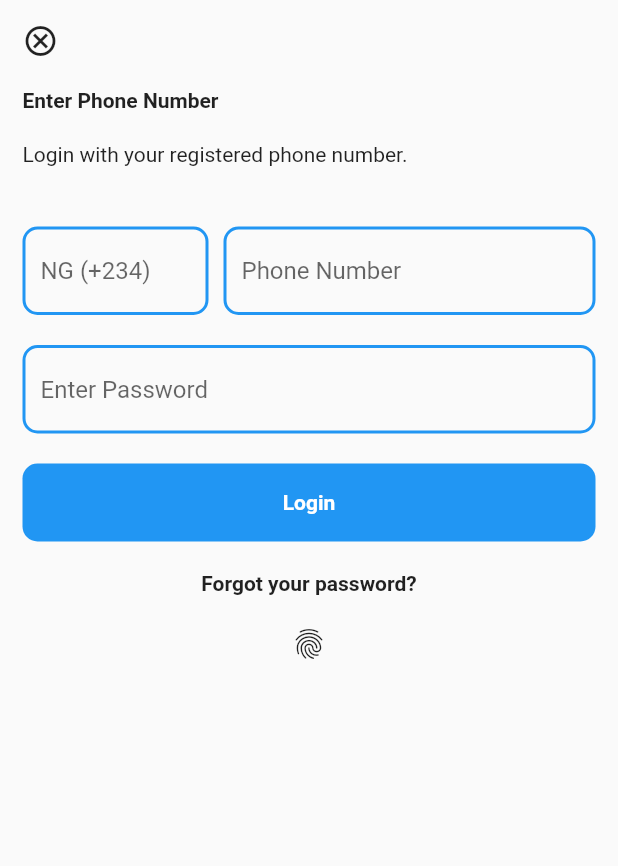
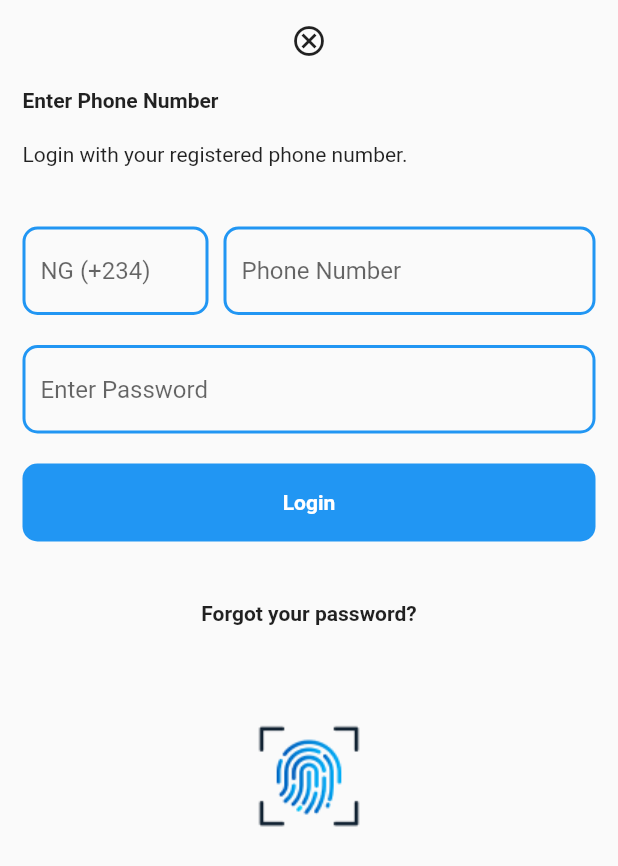
Before and after one commit to ernestkoko/rimotechtest, a Flutter app: the screen it shows after launch, after a tap on "Login", on a phone screen of 412 x 824 dp. Shown: the top 866 px of the screen. Run offline on Flutter 3.47's test engine with Material 2 defaults, Android fonts, the phone set to English and light mode, and no system bars; our stand-ins replace get, google_maps_flutter.

Commit message:
Did refactoring

```diff
--- a/lib/common/app_strings.dart
+++ b/lib/common/app_strings.dart
@@ -3,6 +3,7 @@
   ///Assets
   static const logo ='assets/img/rimot.png';
   static const congratsAsset ='assets/img/congrats.png';
+  static const thumbPrintAsset ='assets/img/thumbprint.png';
 
 
   ///Widgets
--- a/lib/common/custom_widgets.dart
+++ b/lib/common/custom_widgets.dart
@@ -5,7 +5,7 @@ Widget customTextField({String? hint,
   TextEditingController? controller,
   FocusNode? focusNode,
   Widget? suffixIcon, bool readOnly =false,
-  TextInputType? textInputType, ValueChanged<String>? onChanged}) {
+  TextInputType? textInputType, ValueChanged<String>? onChanged, Widget? label}) {
   return TextField(
       controller: controller,
       focusNode: focusNode,
@@ -16,6 +16,8 @@ Widget customTextField({String? hint,
         suffixIcon: suffixIcon,
 
         hintText: hint,
+        label: label,
+
         enabledBorder: const OutlineInputBorder(
           borderSide: BorderSide(color: Colors.blue, width: 2),
           borderRadius: BorderRadius.all(
--- a/lib/modules/login_module/login_module_page.dart
+++ b/lib/modules/login_module/login_module_page.dart
@@ -1,5 +1,6 @@
 import 'package:flutter/material.dart';
 import 'package:get/get.dart';
+import 'package:rimotechtest/common/app_strings.dart';
 import '../../common/custom_widgets.dart';
 import 'login_module_controller.dart';
 import '../../route/app_route.dart';
@@ -13,9 +14,8 @@ class LoginModulePage extends GetView<LoginController> {
       body: SafeArea(
           child: Container(
         margin: EdgeInsets.all(15),
-        child: Column(
-          mainAxisAlignment: MainAxisAlignment.start,
-          crossAxisAlignment: CrossAxisAlignment.start,
+        child: ListView(
+
           children: [
             GestureDetector(
               child: Icon(Icons.cancel_outlined),
@@ -67,6 +67,8 @@ class LoginModulePage extends GetView<LoginController> {
               ],
             ),
             sizedH,
+            sizedH,
+
             const Center(
               child: Text(
                 "Forgot your password?",
@@ -74,8 +76,10 @@ class LoginModulePage extends GetView<LoginController> {
               ),
             ),
             sizedH,
-            const Center(
-              child: Icon(Icons.fingerprint_outlined),
+            sizedH,
+            sizedH,
+            Center(
+              child: Image.asset(AppStrings.thumbPrintAsset),
             )
           ],
         ),
```
Also changed, not shown: assets/img/thumbprint.png (added).
